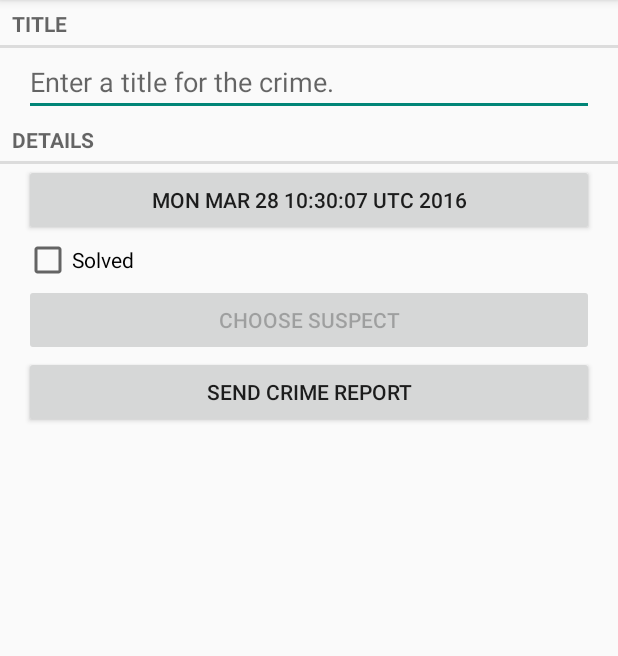
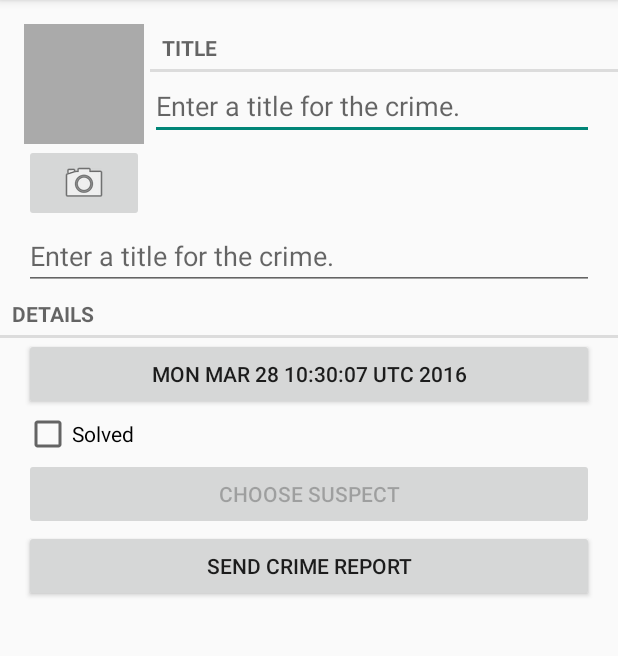
Before and after one commit to chrisvz/Big-nerd-ranch-android, an Android app: the CrimeFragment screen opened directly, with no data from a screen before it, on a phone screen of 412 x 824 dp, the part 84-740 px from its top. Run offline under Robolectric (Android 15) with nearby library versions, the phone set to English and light mode, and no system bars.

Commit message:
CHAPTER 16 Taking Pictures With Intents : adds new UI features in fragment_crime.xml

```diff
--- a/app/src/main/res/layout-land/fragment_crime.xml
+++ b/app/src/main/res/layout-land/fragment_crime.xml
@@ -4,11 +4,8 @@
               android:layout_width="match_parent"
               android:layout_height="match_parent">
 
-    <TextView
-        android:layout_width="match_parent"
-        android:layout_height="wrap_content"
-        android:text="@string/crime_title_label"
-        style="?android:listSeparatorTextViewStyle"/>
+
+    <include layout="@layout/view_camera_and_title"/>
 
     <EditText
         android:id="@+id/crime_title"
--- a/app/src/main/res/layout/fragment_crime.xml
+++ b/app/src/main/res/layout/fragment_crime.xml
@@ -4,11 +4,7 @@
               android:layout_width="match_parent"
               android:layout_height="match_parent">
 
-    <TextView
-        android:layout_width="match_parent"
-        android:layout_height="wrap_content"
-        android:text="@string/crime_title_label"
-        style="?android:listSeparatorTextViewStyle"/>
+    <include layout="@layout/view_camera_and_title"/>
 
     <EditText
         android:id="@+id/crime_title"
@@ -57,4 +53,6 @@
         android:text="@string/crime_report_text"
         />
 
+
+
 </LinearLayout>
--- /dev/null
+++ b/app/src/main/res/layout/view_camera_and_title.xml
@@ -0,0 +1,54 @@
+<?xml version="1.0" encoding="utf-8"?>
+<LinearLayout xmlns:android="http://schemas.android.com/apk/res/android"
+    android:orientation="horizontal" android:layout_width="match_parent"
+    android:layout_height="wrap_content"
+    android:layout_marginLeft="16dp"
+    android:layout_marginTop="16dp">
+
+    <LinearLayout
+        android:layout_width="wrap_content"
+        android:layout_height="wrap_content"
+        android:orientation="vertical"
+        android:layout_marginRight="4dp"
+        >
+
+        <ImageView
+            android:id="@+id/crime_photo"
+            android:layout_width="80dp"
+            android:layout_height="80dp"
+            android:scaleType="centerInside"
+            android:background="@android:color/darker_gray"
+            android:cropToPadding="true"
+            />
+
+        <ImageButton
+            android:src="@android:drawable/ic_menu_camera"
+            android:id="@+id/crime_camera"
+            android:layout_width="match_parent"
+            android:layout_height="wrap_content" />
+    </LinearLayout>
+
+    <LinearLayout
+        android:layout_width="wrap_content"
+        android:layout_height="wrap_content"
+        android:orientation="vertical"
+        android:layout_weight="1"
+        >
+
+        <TextView
+            style="?android:listSeparatorTextViewStyle"
+            android:text="@string/crime_title_label"
+            android:layout_width="match_parent"
+            android:layout_height="wrap_content" />
+
+        <EditText
+            android:id="@+id/crime_title"
+            android:layout_width="match_parent"
+            android:layout_height="wrap_content"
+            android:layout_marginRight="16dp"
+            android:hint="@string/crime_title_hint"
+            />
+
+    </LinearLayout>
+
+</LinearLayout>
```
